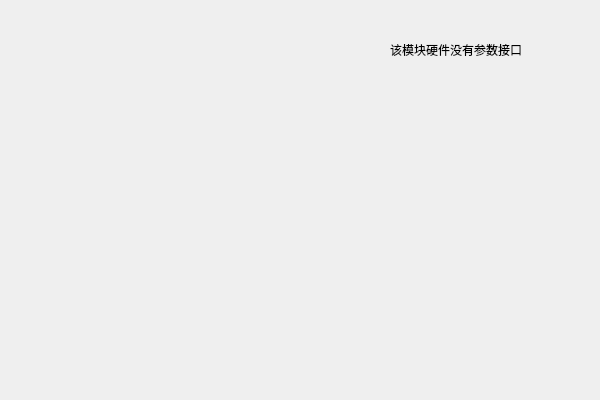
Before: the Qt Designer form Link_tab/gamma_tab.ui in HuJingwen1211/MCISP, drawn with Qt 5.
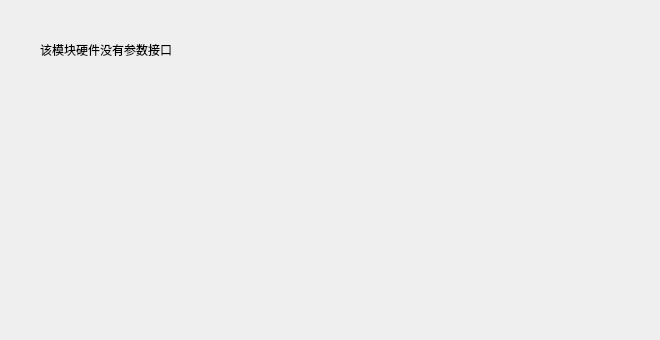
After: the same form once the commit is applied.

Patch:
```diff
--- a/Link_tab/gamma_tab.ui
+++ b/Link_tab/gamma_tab.ui
@@ -6,17 +6,23 @@
    <rect>
     <x>0</x>
     <y>0</y>
-    <width>600</width>
-    <height>400</height>
+    <width>660</width>
+    <height>340</height>
    </rect>
   </property>
+  <property name="minimumSize">
+   <size>
+    <width>660</width>
+    <height>340</height>
+   </size>
+  </property>
   <property name="windowTitle">
    <string>GAMMA_tab</string>
   </property>
   <widget class="QLabel" name="label">
    <property name="geometry">
     <rect>
-     <x>390</x>
+     <x>40</x>
      <y>40</y>
      <width>181</width>
      <height>19</height>
```
